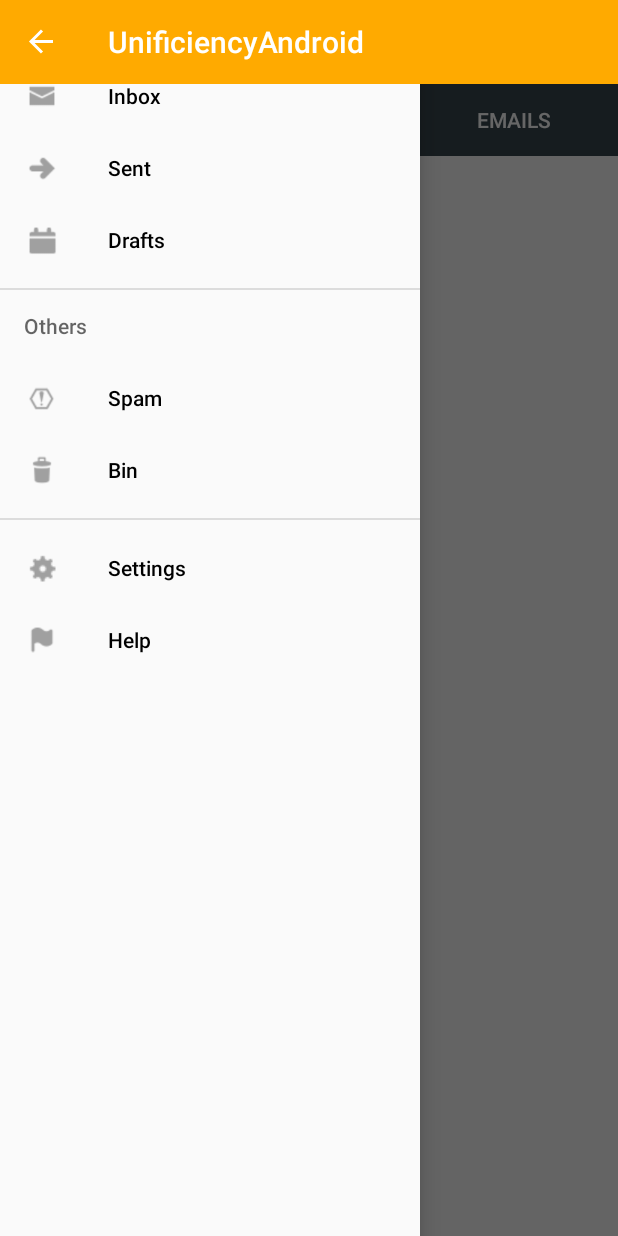
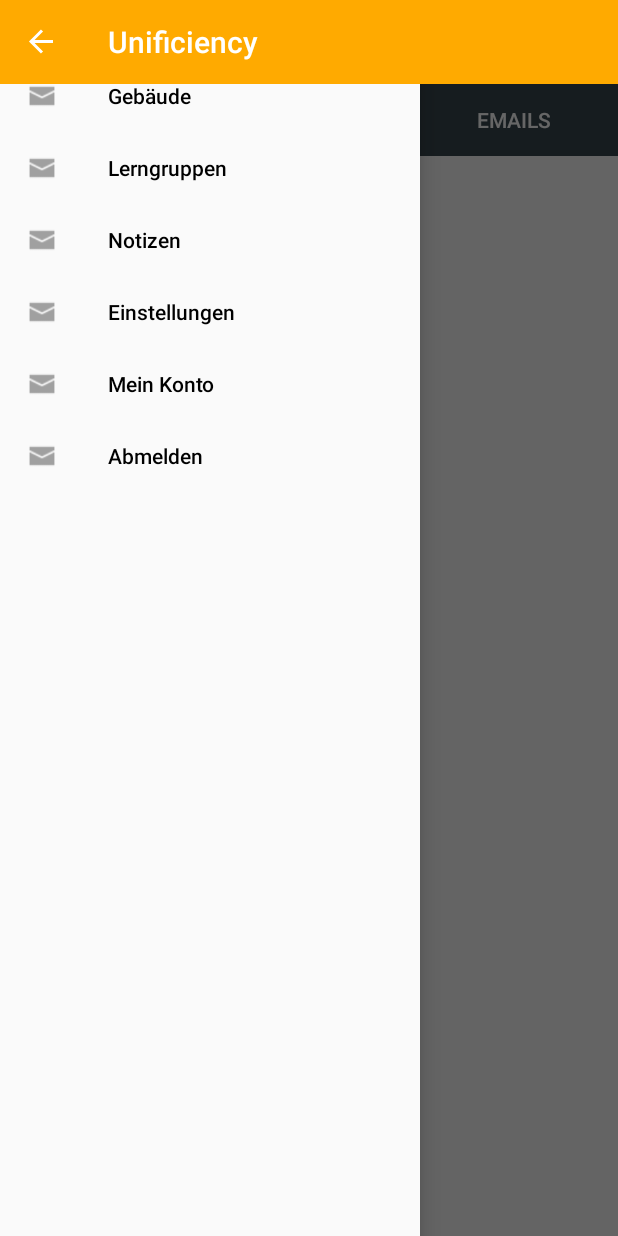
Before and after one commit to zhenhaoli/Unificiency, an Android app: the screen it shows after launch (MainActivity), with the side drawer open, on a phone screen of 412 x 824 dp. Run offline under Robolectric (Android 15) with nearby library versions, the phone set to English and light mode, and no system bars.

Commit message:
added main menu items

```diff
--- a/UnificiencyAndroid/app/src/main/res/menu/drawermenu.xml
+++ b/UnificiencyAndroid/app/src/main/res/menu/drawermenu.xml
@@ -1,8 +1,31 @@
 <?xml version="1.0" encoding="utf-8"?>
 <menu xmlns:android="http://schemas.android.com/apk/res/android">
 
+    <item android:title="@string/nav_item_buildings"
+        android:id="@+id/nav_item_buildings"
+        android:icon="@drawable/inbox"/>
 
+    <item android:title="@string/nav_item_groups"
+        android:id="@+id/nav_item_groups"
+        android:icon="@drawable/inbox"/>
 
+    <item android:title="@string/nav_item_notes"
+        android:id="@+id/nav_item_notes"
+        android:icon="@drawable/inbox"/>
+
+    <item android:title="@string/nav_item_setting"
+        android:id="@+id/nav_item_setting"
+        android:icon="@drawable/inbox"/>
+
+    <item android:title="@string/nav_item_account"
+        android:id="@+id/nav_item_account"
+        android:icon="@drawable/inbox"/>
+
+    <item android:title="@string/nav_item_logout"
+        android:id="@+id/nav_item_logout"
+        android:icon="@drawable/inbox"/>
+
+    <!--
     <item android:title="Inbox"
         android:id="@+id/nav_item_inbox"
         android:icon="@drawable/inbox"/>
@@ -14,8 +37,6 @@
     <item android:title="Drafts"
         android:id="@+id/nav_item_draft"
         android:icon="@drawable/draft"/>
-
-
 
     <item android:title="Others">
         <menu>
@@ -35,6 +56,6 @@
         <item android:title="Help"
             android:icon="@drawable/help"/>
     </group>
-
+-->
 
 </menu>
--- a/UnificiencyAndroid/app/src/main/res/values/strings.xml
+++ b/UnificiencyAndroid/app/src/main/res/values/strings.xml
@@ -1,3 +1,9 @@
 <resources>
-    <string name="app_name">UnificiencyAndroid</string>
+    <string name="app_name">Unificiency</string>
+    <string name="nav_item_buildings">Gebäude</string>
+    <string name="nav_item_groups">Lerngruppen</string>
+    <string name="nav_item_notes">Notizen</string>
+    <string name="nav_item_setting">Einstellungen</string>
+    <string name="nav_item_account">Mein Konto</string>
+    <string name="nav_item_logout">Abmelden</string>
 </resources>
```
Also changed, not shown: UnificiencyAndroid/app/src/main/java/lmu/de/unificiencyandroid/MainActivity.java (+36 -0 lines).
